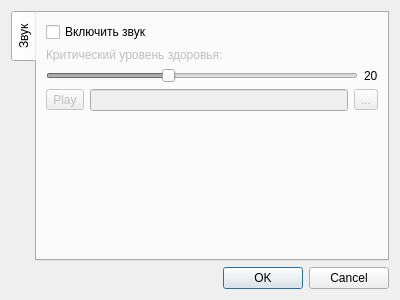
First picture: the form in src/Dialog.ui, repository proDOOMman/GodvilleQT, before the edit.
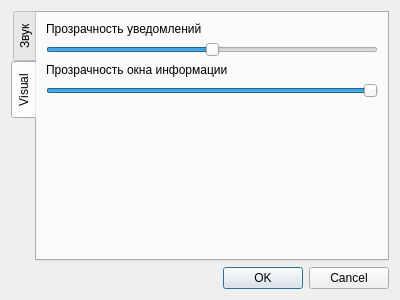
Second picture: the form after the edit.

```diff
--- a/src/Dialog.ui
+++ b/src/Dialog.ui
@@ -20,7 +20,7 @@
       <enum>QTabWidget::West</enum>
      </property>
      <property name="currentIndex">
-      <number>0</number>
+      <number>1</number>
      </property>
      <widget class="QWidget" name="soundTab">
       <attribute name="title">
@@ -123,6 +123,66 @@
        </item>
       </layout>
      </widget>
+     <widget class="QWidget" name="visual">
+      <attribute name="title">
+       <string>Visual</string>
+      </attribute>
+      <layout class="QVBoxLayout" name="verticalLayout_3">
+       <item>
+        <widget class="QLabel" name="label_3">
+         <property name="text">
+          <string>Прозрачность уведомлений</string>
+         </property>
+        </widget>
+       </item>
+       <item>
+        <widget class="QSlider" name="popUpOp">
+         <property name="maximum">
+          <number>100</number>
+         </property>
+         <property name="value">
+          <number>50</number>
+         </property>
+         <property name="orientation">
+          <enum>Qt::Horizontal</enum>
+         </property>
+        </widget>
+       </item>
+       <item>
+        <widget class="QLabel" name="label_4">
+         <property name="text">
+          <string>Прозрачность окна информации</string>
+         </property>
+        </widget>
+       </item>
+       <item>
+        <widget class="QSlider" name="statWinOp">
+         <property name="maximum">
+          <number>100</number>
+         </property>
+         <property name="value">
+          <number>100</number>
+         </property>
+         <property name="orientation">
+          <enum>Qt::Horizontal</enum>
+         </property>
+        </widget>
+       </item>
+       <item>
+        <spacer name="verticalSpacer_2">
+         <property name="orientation">
+          <enum>Qt::Vertical</enum>
+         </property>
+         <property name="sizeHint" stdset="0">
+          <size>
+           <width>20</width>
+           <height>150</height>
+          </size>
+         </property>
+        </spacer>
+       </item>
+      </layout>
+     </widget>
     </widget>
    </item>
    <item>
```
Left out of the diff: 36 changed lines with no effect on the pictures.
